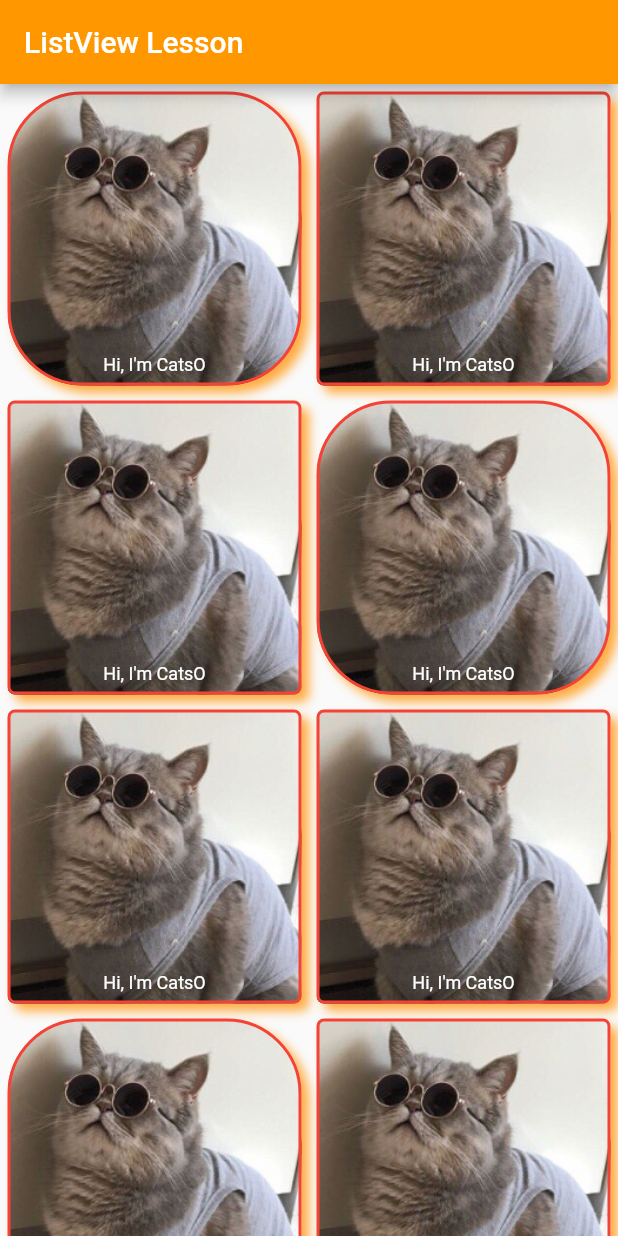
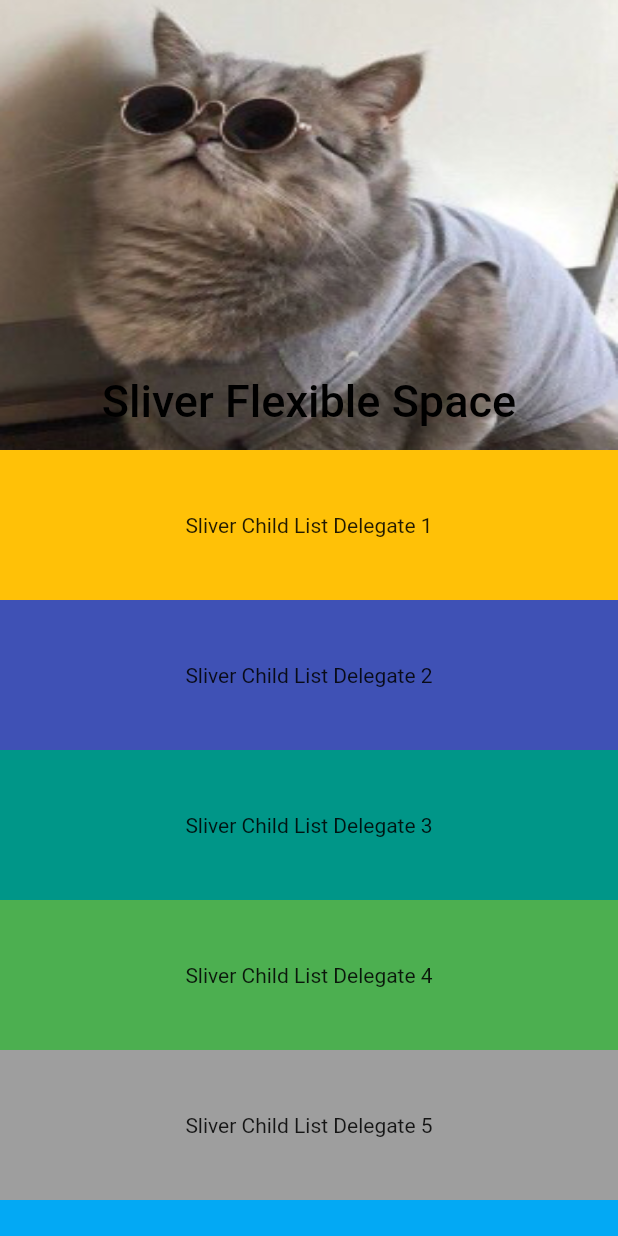
Before and after one commit to erenalpt/flutter-Action-List, a Flutter app: the screen it shows after launch, on a phone screen of 412 x 824 dp. Run offline on Flutter 3.47's test engine with Material 2 defaults, Android fonts, the phone set to English and light mode, and no system bars; our stand-ins replace fluttertoast.

Commit message:
Sliver app bar

```diff
--- a/lib/main.dart
+++ b/lib/main.dart
@@ -1,5 +1,6 @@
 import 'package:flutter/material.dart';
 import 'package:listeler/ui/action_list.dart';
+import 'package:listeler/ui/customScrollandSliverAppBar.dart';
 import 'package:listeler/ui/gridclass.dart';
 
 void main() {
@@ -9,14 +10,15 @@ void main() {
     theme: ThemeData(primarySwatch: Colors.orange), // Tema Atama
     home: Scaffold(
         // Home Genellikle Scaffold geçer
-        appBar: AppBar(
-          title: Text(
-            "ListView Lesson",
-            style: TextStyle(
-              color: Colors.white,
-            ),
-          ),
-        ),
-        body: GridClassOrnek()),
+
+        // appBar: AppBar(       Sliver App Bar And Main Appbar cause errors.
+        //   title: Text(
+        //     "ListView Lesson",
+        //     style: TextStyle(
+        //       color: Colors.white,
+        //     ),
+        //   ),
+        // ),
+        body: ScrollAndSliver()),
   ));
 }
--- /dev/null
+++ b/lib/ui/customScrollandSliverAppBar.dart
@@ -0,0 +1,137 @@
+import 'package:flutter/material.dart';
+
+class ScrollAndSliver extends StatelessWidget {
+  @override
+  Widget build(BuildContext context) {
+    return CustomScrollView(
+      slivers: <Widget>[
+        SliverAppBar(
+          // title: Text(
+          //   "Sliver App Bar",
+          // ),
+          backgroundColor: Colors.red,
+          expandedHeight: 300,
+          shadowColor: Colors.black,
+          floating: false,
+          pinned: true, //Title text Scroll seen
+          snap: false,
+          flexibleSpace: FlexibleSpaceBar(
+            title: Text(
+              "Sliver Flexible Space",
+              textAlign: TextAlign.center,
+            ),
+            centerTitle: true,
+            background: Image.asset(
+              "assets/image/cats.png",
+              fit: BoxFit.fill,
+            ),
+          ),
+        ),
+        SliverList(
+          delegate: SliverChildListDelegate(
+            constListElements(),
+          ),
+        ),
+        //SliverFixedExtentList(delegate: null, itemExtent: null),
+        //SliverGrid(delegate: null, gridDelegate: null),
+        // SliverGrid.extent(maxCrossAxisExtent: 100),
+        // SliverGrid.count(crossAxisCount: 3),
+      ],
+    );
+  }
+
+  List<Widget> constListElements() {
+    return [
+      Container(
+        height: 100,
+        child: Text(
+          "Sliver Child List Delegate 1",
+          style: TextStyle(fontSize: 14),
+          textAlign: TextAlign.center,
+        ),
+        color: Colors.amber,
+        alignment: Alignment.center,
+      ),
+      Container(
+        height: 100,
+        child: Text(
+          "Sliver Child List Delegate 2",
+          style: TextStyle(fontSize: 14),
+          textAlign: TextAlign.center,
+        ),
+        color: Colors.indigo,
+        alignment: Alignment.center,
+      ),
+      Container(
+        height: 100,
+        child: Text(
+          "Sliver Child List Delegate 3",
+          style: TextStyle(fontSize: 14),
+          textAlign: TextAlign.center,
+        ),
+        color: Colors.teal,
+        alignment: Alignment.center,
+      ),
+      Container(
+        height: 100,
+        child: Text(
+          "Sliver Child List Delegate 4",
+          style: TextStyle(fontSize: 14),
+          textAlign: TextAlign.center,
+        ),
+        color: Colors.green,
+        alignment: Alignment.center,
+      ),
+      Container(
+        height: 100,
+        child: Text(
+          "Sliver Child List Delegate 5",
+          style: TextStyle(fontSize: 14),
+          textAlign: TextAlign.center,
+        ),
+        color: Colors.grey,
+        alignment: Alignment.center,
+      ),
+      Container(
+        height: 100,
+        child: Text(
+          "Sliver Child List Delegate 6",
+          style: TextStyle(fontSize: 14),
+          textAlign: TextAlign.center,
+        ),
+        color: Colors.lightBlue,
+        alignment: Alignment.center,
+      ),
+      Container(
+        height: 100,
+        child: Text(
+          "Sliver Child List Delegate 7",
+          style: TextStyle(fontSize: 14),
+          textAlign: TextAlign.center,
+        ),
+        color: Colors.lime,
+        alignment: Alignment.center,
+      ),
+      Container(
+        height: 100,
+        child: Text(
+          "Sliver Child List Delegate 8",
+          style: TextStyle(fontSize: 14),
+          textAlign: TextAlign.center,
+        ),
+        color: Colors.indigo,
+        alignment: Alignment.center,
+      ),
+      Container(
+        height: 100,
+        child: Text(
+          "Sliver Child List Delegate 9",
+          style: TextStyle(fontSize: 14),
+          textAlign: TextAlign.center,
+        ),
+        color: Colors.purple,
+        alignment: Alignment.center,
+      ),
+    ];
+  }
+}
--- a/lib/ui/gridclass.dart
+++ b/lib/ui/gridclass.dart
@@ -51,9 +51,7 @@ class GridClassOrnek extends StatelessWidget {
           ),
           onTap: () => debugPrint("OnTop $index click"),
           onDoubleTap: () => debugPrint("OnDoubleTop $index click"),
-          onLongPress: () => debugPrint("OnLongPress $index click"),
-          onLongPressStart: (details) =>
-              debugPrint("OnLongPress $index $details "),
+          onLongPress: () => debugPrint("onLongPress $index click"),
           onHorizontalDragStart: (details) =>
               debugPrint("onHorizontalDragStart $index $details"),
         );
```
